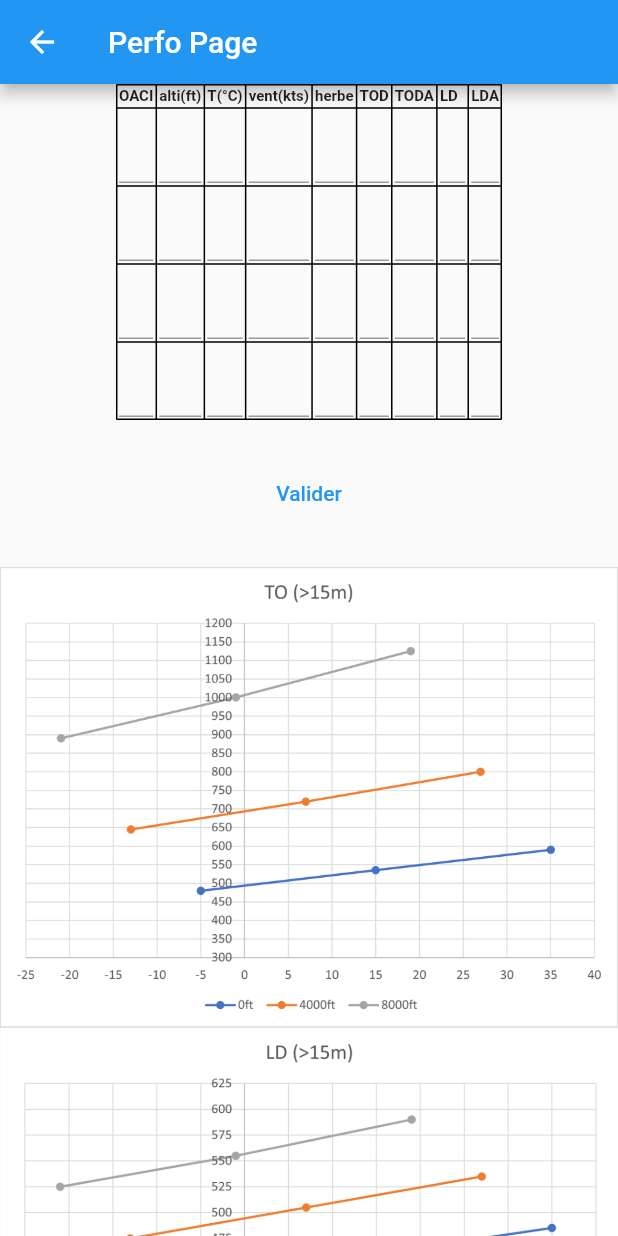
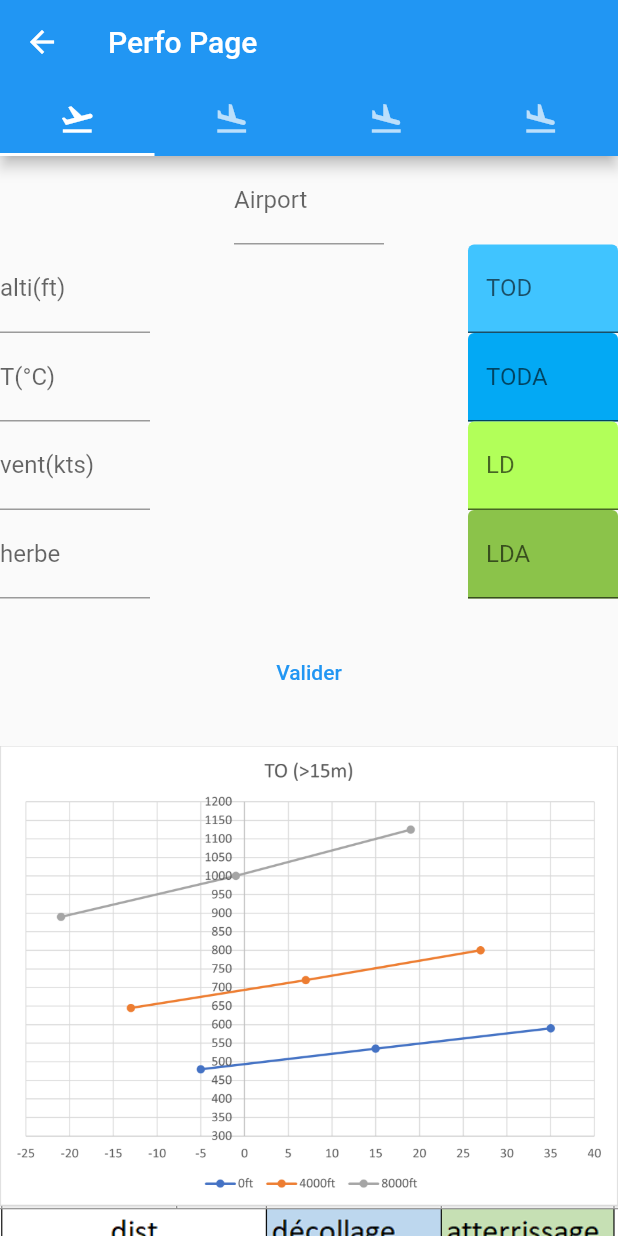
Before and after one commit to limagolf22/scraplapl, a Flutter app: the screen it shows after launch, after a tap on the "flight takeoff" icon, on a phone screen of 412 x 824 dp. Run offline on Flutter 3.47's test engine with Material 2 defaults, Android fonts, the phone set to English and light mode, and no system bars; our stand-ins replace pdf; missing offline and left inert: pdf_merger, requests; network calls fail.

Commit message:
add persistency

```diff
--- a/lib/main.dart
+++ b/lib/main.dart
@@ -97,7 +97,7 @@ class MainRoute extends StatelessWidget {
               controller: TextEditingController()..text = rerouting2,
               decoration: const InputDecoration(labelText: "Rerouting1")),
           TextButton(
-            child: const Text("upload datas"),
+            child: const Text("upload datas (Notam+Weather)"),
             onPressed: () {
               //getPdfNotam(["LFBO", "LFMT"], "2022/07/28", "00:25");
               getPdfWeather(depArpt, arrArpt, 40);
--- a/lib/perfo_page.dart
+++ b/lib/perfo_page.dart
@@ -15,19 +15,145 @@ const headersPerfo = [
   "LDA"
 ];
 
-var perfoContent = List<List<String>>.generate(
-    4, (int index) => ["", "", "", "", "", "", "", "", "", ""]);
+const headerPerfsInputs = ["alti(ft)", "T(°C)", "vent(kts)", "herbe"];
+const headerPerfsOutputs = ["TOD", "TODA", "LD", "LDA"];
+
+List<String> airportsPerfs = ["","","",""];
+
+List<Map<String, String>> perfsInputs = [
+  {for (var h in headerPerfsInputs) h: ""},
+  {for (var h in headerPerfsInputs) h: ""},
+  {for (var h in headerPerfsInputs) h: ""},
+  {for (var h in headerPerfsInputs) h: ""}
+];
+
+List<Map<String, String>> perfsResults = [
+  {for (var h in headerPerfsOutputs) h: ""},
+  {for (var h in headerPerfsOutputs) h: ""},
+  {for (var h in headerPerfsOutputs) h: ""},
+  {for (var h in headerPerfsOutputs) h: ""}
+];
 
 class PerfoPage extends StatelessWidget {
   const PerfoPage({super.key});
 
   @override
   Widget build(BuildContext context) {
-    return Scaffold(
+    return DefaultTabController(
+        length: 4,
+        child: Scaffold(
       appBar: AppBar(
-        title: const Text('Perfo Page'),
+          title: const Text('Perfo Page'),
+          bottom: const TabBar(
+            tabs: [
+              Tab(icon: Icon(Icons.flight_takeoff)),
+              Tab(icon: Icon(Icons.flight_land)),
+              Tab(icon: Icon(Icons.flight_land_sharp)),
+              Tab(icon: Icon(Icons.flight_land_sharp)),
+            ],
+          )),
+      body: TabBarView(
+        children: [
+         perfoFormWidget(0),
+          perfoFormWidget(1),
+          perfoFormWidget(2),
+          perfoFormWidget(3),
+        ],
       ),
-      body: Container(
+    ));
+  }
+}
+
+Widget perfoFormWidget(int i) {
+  return SingleChildScrollView(
+      child: Column(children:[TextFormField(
+          textAlign: TextAlign.center,
+          keyboardType: TextInputType.name,
+          onChanged: (value) {
+            airportsPerfs[i] = value;
+          },
+          controller: TextEditingController()
+            ..text = airportsPerfs[i],
+          decoration: InputDecoration(labelText: "Airport",constraints: BoxConstraints(maxWidth: 100))),Row(
+        mainAxisAlignment: MainAxisAlignment.spaceBetween,
+    children: [
+      Column(
+          children: headerPerfsInputs
+              .map((h) => TextFormField(
+                  textAlign: TextAlign.center,
+                  keyboardType: TextInputType.number,
+                  onChanged: (value) {
+                    perfsInputs[i][h] = value;
+                  },
+                  controller: TextEditingController()
+                    ..text = (perfsInputs[i][h]).toString(),
+                  decoration: InputDecoration(labelText: h,constraints: BoxConstraints(maxWidth: 100))))
+              .toList()),
+      Column(mainAxisAlignment: MainAxisAlignment.spaceBetween, children: [
+        Column(
+          children: [
+            TextFormField(
+                textAlign: TextAlign.center,
+                keyboardType: TextInputType.number,
+                onChanged: (value) {
+                  perfsResults[i]["TOD"] = value;
+                },
+                controller: TextEditingController()
+                  ..text = (perfsResults[i]["TOD"]).toString(),
+                decoration: InputDecoration(labelText: "TOD",constraints: BoxConstraints(maxWidth: 100),filled:true, fillColor: Colors.lightBlueAccent)),
+            TextFormField(
+                textAlign: TextAlign.center,
+                keyboardType: TextInputType.number,
+                onChanged: (value) {
+                  perfsResults[i]["TODA"] = value;
+                },
+                controller: TextEditingController()
+                  ..text = (perfsResults[i]["TODA"]).toString(),
+                decoration: InputDecoration(labelText: "TODA",constraints: BoxConstraints(maxWidth: 100),filled:true,fillColor: Colors.lightBlue))
+          ],
+        ),
+        Column(
+          children: [
+            TextFormField(
+                textAlign: TextAlign.center,
+                keyboardType: TextInputType.number,
+                onChanged: (value) {
+                  perfsResults[i]["LD"] = value;
+                },
+                controller: TextEditingController()
+                  ..text = (perfsResults[i]["LD"]).toString(),
+                decoration: InputDecoration(labelText: "LD",constraints: BoxConstraints(maxWidth: 100),filled:true,fillColor: Colors.lightGreenAccent)),
+            TextFormField(
+                textAlign: TextAlign.center,
+                keyboardType: TextInputType.number,
+                onChanged: (value) {
+                  perfsResults[i]["LDA"] = value;
+                },
+                controller: TextEditingController()
+                  ..text = (perfsResults[i]["LDA"]).toString(),
+                decoration: InputDecoration(labelText: "LDA",constraints: BoxConstraints(maxWidth: 100),filled:true,fillColor: Colors.lightGreen))
+          ],
+        )
+      ])
+    ],
+  ), Padding(
+      padding: const EdgeInsets.symmetric(vertical: 25, horizontal: 0),
+      child: TextButton(
+          onPressed: () {
+            if (depArpt != "" && arrArpt != "") {
+              createPerfoPDF([depArpt, arrArpt]);
+            }
+          },
+          child: const Text("Valider"))),
+    i==0?Image.asset('assets/images/TO-DR400.png'):
+    Image.asset('assets/images/LD-DR400.png'),
+    Image.asset('assets/images/perfoTab.png')]));
+}
+
+Widget createCell(Widget el) {
+  return Padding(padding: const EdgeInsets.all(2.0), child: el);
+}
+/*  Container(
           child: SingleChildScrollView(
               child: Column(
         children: [
@@ -77,11 +203,4 @@ class PerfoPage extends StatelessWidget {
           Image.asset('assets/images/LD-DR400.png'),
           Image.asset('assets/images/perfoTab.png')
         ],
-      ))),
-    );
-  }
-}
-
-Widget createCell(Widget el) {
-  return Padding(padding: const EdgeInsets.all(2.0), child: el);
-}
+      ))),*/
```
Also changed, not shown: lib/fuel_page.dart (+5 -10 lines), lib/scrapping.dart (+36 -19 lines).
